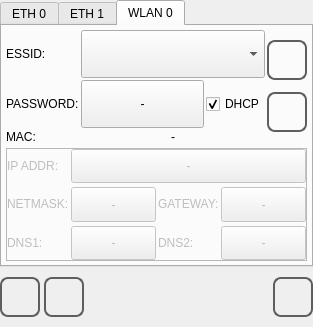
The window that qt_library/ATCMsystem/net_conf.ui (MECTsrl/mect_plugins) describes before a commit, drawn with Qt 5.
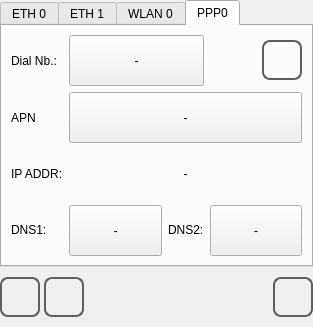
The same window after the commit. Icons and pictures are not drawn.

Commit message: add PPP0 tab into net_conf page

```diff
--- a/qt_library/ATCMsystem/net_conf.ui
+++ b/qt_library/ATCMsystem/net_conf.ui
@@ -71,7 +71,7 @@
 }  </string>
      </property>
      <property name="currentIndex">
-      <number>2</number>
+      <number>3</number>
      </property>
      <widget class="QWidget" name="tab_eth0">
       <attribute name="title">
@@ -891,6 +891,190 @@
        </item>
       </layout>
      </widget>
+     <widget class="QWidget" name="tab_wan0">
+      <attribute name="title">
+       <string>PPP0</string>
+      </attribute>
+      <layout class="QGridLayout" name="gridLayout_5">
+       <item row="2" column="0">
+        <widget class="QLabel" name="label_wan0_MACtxt">
+         <property name="sizePolicy">
+          <sizepolicy hsizetype="Fixed" vsizetype="MinimumExpanding">
+           <horstretch>0</horstretch>
+           <verstretch>0</verstretch>
+          </sizepolicy>
+         </property>
+         <property name="text">
+          <string>IP ADDR:</string>
+         </property>
+        </widget>
+       </item>
+       <item row="3" column="2">
+        <widget class="QLabel" name="label_wan0_DNS2">
+         <property name="sizePolicy">
+          <sizepolicy hsizetype="Minimum" vsizetype="Fixed">
+           <horstretch>0</horstretch>
+           <verstretch>0</verstretch>
+          </sizepolicy>
+         </property>
+         <property name="text">
+          <string>DNS2:</string>
+         </property>
+        </widget>
+       </item>
+       <item row="0" column="0">
+        <widget class="QLabel" name="label_wan0_dialnb">
+         <property name="sizePolicy">
+          <sizepolicy hsizetype="Fixed" vsizetype="MinimumExpanding">
+           <horstretch>0</horstretch>
+           <verstretch>0</verstretch>
+          </sizepolicy>
+         </property>
+         <property name="text">
+          <string>Dial Nb.:</string>
+         </property>
+        </widget>
+       </item>
+       <item row="3" column="3">
+        <widget class="QPushButton" name="pushButton_wan0_DNS2">
+         <property name="sizePolicy">
+          <sizepolicy hsizetype="MinimumExpanding" vsizetype="MinimumExpanding">
+           <horstretch>0</horstretch>
+           <verstretch>0</verstretch>
+          </sizepolicy>
+         </property>
+         <property name="text">
+          <string>-</string>
+         </property>
+        </widget>
+       </item>
+       <item row="1" column="0">
+        <widget class="QLabel" name="label__wan0_apn">
+         <property name="sizePolicy">
+          <sizepolicy hsizetype="Fixed" vsizetype="MinimumExpanding">
+           <horstretch>0</horstretch>
+           <verstretch>0</verstretch>
+          </sizepolicy>
+         </property>
+         <property name="text">
+          <string>APN</string>
+         </property>
+        </widget>
+       </item>
+       <item row="3" column="1">
+        <widget class="QPushButton" name="pushButton_wan0_DNS1">
+         <property name="sizePolicy">
+          <sizepolicy hsizetype="MinimumExpanding" vsizetype="MinimumExpanding">
+           <horstretch>0</horstretch>
+           <verstretch>0</verstretch>
+          </sizepolicy>
+         </property>
+         <property name="text">
+          <string>-</string>
+         </property>
+        </widget>
+       </item>
+       <item row="0" column="1" colspan="2">
+        <widget class="QPushButton" name="pushButton_wan0_dialnb">
+         <property name="sizePolicy">
+          <sizepolicy hsizetype="MinimumExpanding" vsizetype="MinimumExpanding">
+           <horstretch>0</horstretch>
+           <verstretch>0</verstretch>
+          </sizepolicy>
+         </property>
+         <property name="text">
+          <string>-</string>
+         </property>
+        </widget>
+       </item>
+       <item row="2" column="1" colspan="3">
+        <widget class="QLabel" name="label_wan0_MAC">
+         <property name="sizePolicy">
+          <sizepolicy hsizetype="MinimumExpanding" vsizetype="MinimumExpanding">
+           <horstretch>0</horstretch>
+           <verstretch>0</verstretch>
+          </sizepolicy>
+         </property>
+         <property name="text">
+          <string>-</string>
+         </property>
+         <property name="alignment">
+          <set>Qt::AlignCenter</set>
+         </property>
+        </widget>
+       </item>
+       <item row="3" column="0">
+        <widget class="QLabel" name="label_wan0_DNS1">
+         <property name="sizePolicy">
+          <sizepolicy hsizetype="Minimum" vsizetype="Fixed">
+           <horstretch>0</horstretch>
+           <verstretch>0</verstretch>
+          </sizepolicy>
+         </property>
+         <property name="text">
+          <string>DNS1:</string>
+         </property>
+        </widget>
+       </item>
+       <item row="0" column="3" alignment="Qt::AlignRight">
+        <widget class="QPushButton" name="pushButton_wan0_enable">
+         <property name="minimumSize">
+          <size>
+           <width>40</width>
+           <height>40</height>
+          </size>
+         </property>
+         <property name="maximumSize">
+          <size>
+           <width>40</width>
+           <height>40</height>
+          </size>
+         </property>
+         <property name="styleSheet">
+          <string notr="true">QPushButton
+{
+border: 2px solid  rgb(94, 94, 94);
+border-radius: 8px;
+qproperty-iconSize: 24px 24px;
+qproperty-focusPolicy: NoFocus;
+}
+QPushButton:pressed
+{
+border: 2px solid  rgb(194, 194, 194);
+background-color:  rgb(255, 255, 127);
+}
+QPushButton:disabled
+{
+border: 2px solid  rgb(194, 194, 194);
+}
+</string>
+         </property>
+         <property name="text">
+          <string/>
+         </property>
+         <property name="checkable">
+          <bool>false</bool>
+         </property>
+         <property name="checked">
+          <bool>false</bool>
+         </property>
+        </widget>
+       </item>
+       <item row="1" column="1" colspan="3">
+        <widget class="QPushButton" name="pushButton_wan0_apn">
+         <property name="sizePolicy">
+          <sizepolicy hsizetype="MinimumExpanding" vsizetype="MinimumExpanding">
+           <horstretch>0</horstretch>
+           <verstretch>0</verstretch>
+          </sizepolicy>
+         </property>
+         <property name="text">
+          <string>-</string>
+         </property>
+        </widget>
+       </item>
+      </layout>
+     </widget>
     </widget>
    </item>
    <item>
```
The commit also changes 5 other files.
